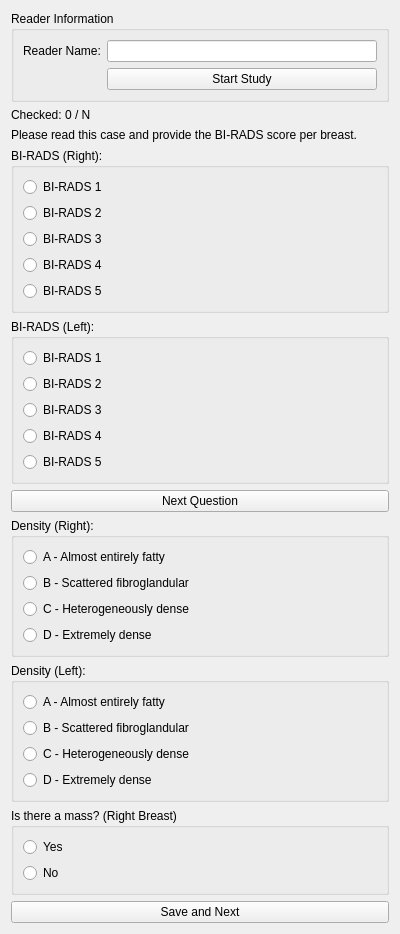
Qt form BIRADSConcepts/Resources/UI/BIRADSConcepts.ui (nki-radiology/SegmentationReview) before a commit.
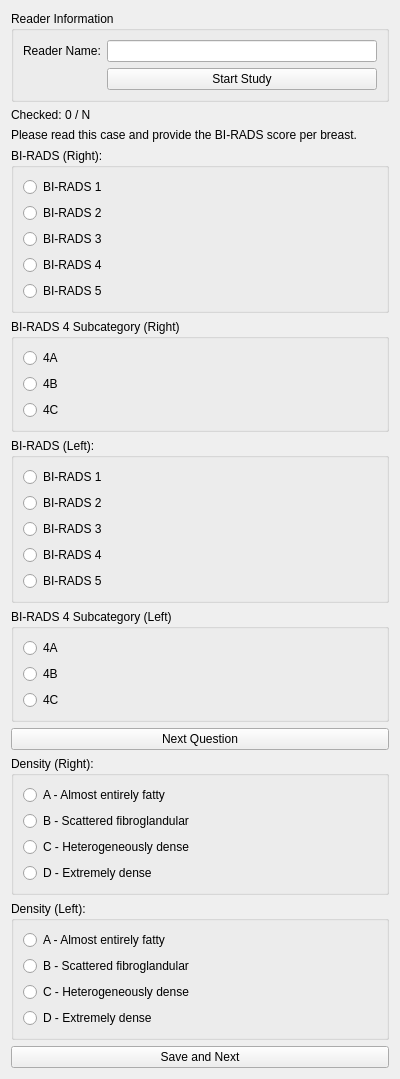
The same form after that commit. Custom widgets are drawn as their Qt base class.

Commit message: Fix orientation of images to match clinical evaluation

```diff
--- a/BIRADSConcepts/Resources/UI/BIRADSConcepts.ui
+++ b/BIRADSConcepts/Resources/UI/BIRADSConcepts.ui
@@ -70,6 +70,19 @@
     </widget>
    </item>
 
+   <item>
+    <widget class="QGroupBox" name="biradsRight4SubGroup">
+     <property name="title">
+      <string>BI-RADS 4 Subcategory (Right)</string>
+     </property>
+     <layout class="QVBoxLayout">
+      <item><widget class="QRadioButton" name="biradsRight4a"><property name="text"><string>4A</string></property></widget></item>
+      <item><widget class="QRadioButton" name="biradsRight4b"><property name="text"><string>4B</string></property></widget></item>
+      <item><widget class="QRadioButton" name="biradsRight4c"><property name="text"><string>4C</string></property></widget></item>
+     </layout>
+    </widget>
+   </item>
+
    <item>
     <widget class="QGroupBox" name="biradsLeftGroup">
      <property name="title">
@@ -85,6 +98,19 @@
     </widget>
    </item>
 
+   <item>
+    <widget class="QGroupBox" name="biradsLeft4SubGroup">
+     <property name="title">
+      <string>BI-RADS 4 Subcategory (Left)</string>
+     </property>
+     <layout class="QVBoxLayout">
+      <item><widget class="QRadioButton" name="biradsLeft4a"><property name="text"><string>4A</string></property></widget></item>
+      <item><widget class="QRadioButton" name="biradsLeft4b"><property name="text"><string>4B</string></property></widget></item>
+      <item><widget class="QRadioButton" name="biradsLeft4c"><property name="text"><string>4C</string></property></widget></item>
+     </layout>
+    </widget>
+   </item>
+
    <item>
     <widget class="QPushButton" name="nextQuestionButton">
      <property name="text">
@@ -121,18 +147,6 @@
     </widget>
    </item>
 
-   <item>
-    <widget class="QGroupBox" name="massRightGroup">
-     <property name="title">
-      <string>Is there a mass? (Right Breast)</string>
-     </property>
-     <layout class="QVBoxLayout">
-      <item><widget class="QRadioButton" name="massRightYes"><property name="text"><string>Yes</string></property></widget></item>
-      <item><widget class="QRadioButton" name="massRightNo"><property name="text"><string>No</string></property></widget></item>
-     </layout>
-    </widget>
-   </item>
-
    <item>
     <widget class="QPushButton" name="save_and_next">
      <property name="text">
```
The commit also changes 1 other file.
